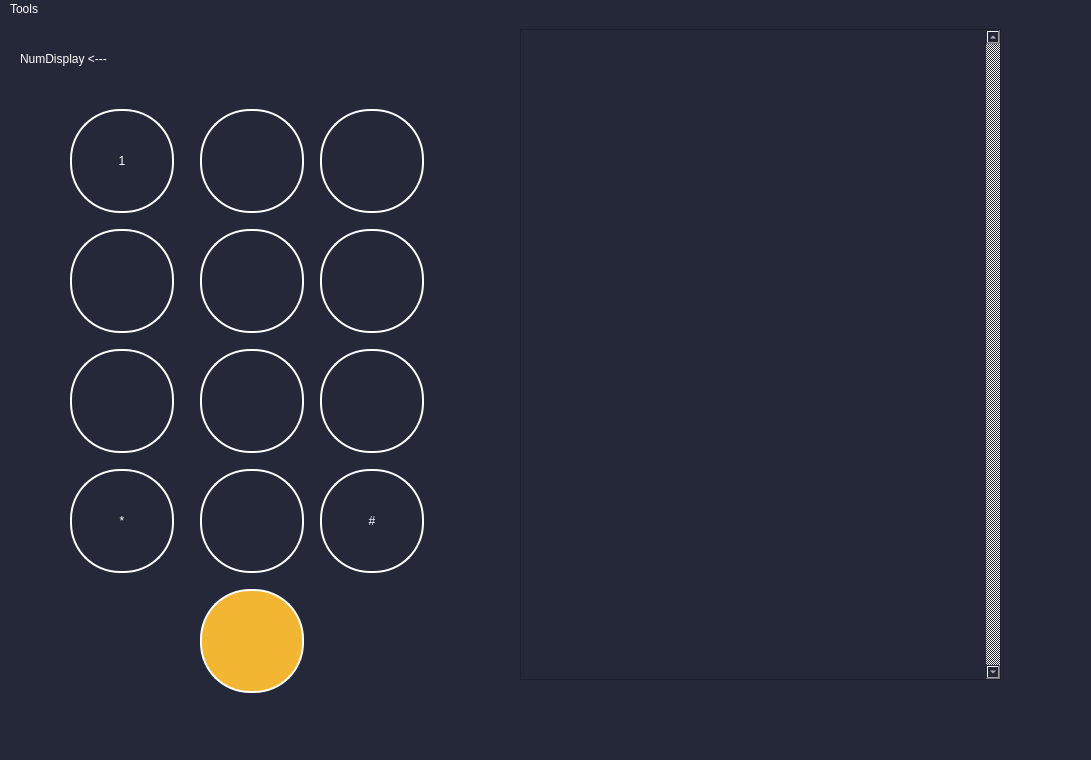
First picture: the form in dialerApp/mainwindow.ui, repository MathewLister/DialerApp, before the edit.
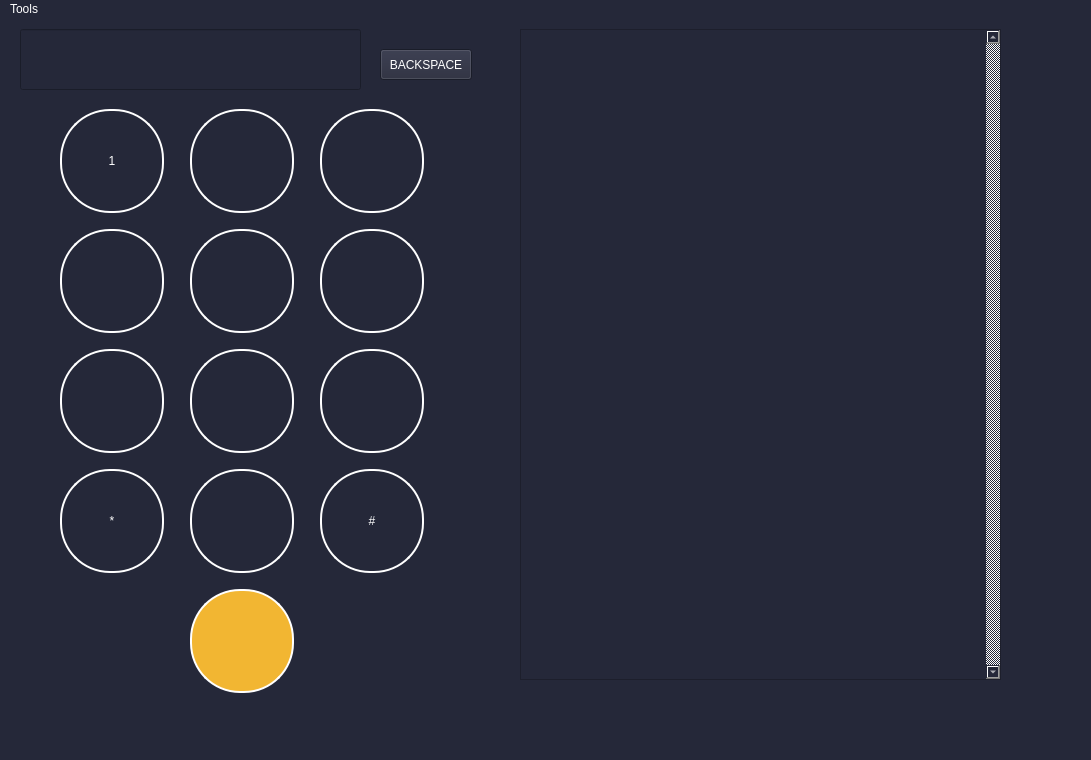
Second picture: the form after the edit.

Commit message: Added button functionality

The edit to the form file:
```diff
--- a/dialerApp/mainwindow.ui
+++ b/dialerApp/mainwindow.ui
@@ -15,7 +15,8 @@
   </property>
   <property name="styleSheet">
    <string notr="true">color: white;
- background-color: #252839</string>
+ background-color: #252839;
+border-color: red</string>
   </property>
   <widget class="QWidget" name="centralwidget">
    <widget class="QTableView" name="tableView">
@@ -45,26 +46,10 @@
      <bool>false</bool>
     </attribute>
    </widget>
-   <widget class="QLabel" name="label">
-    <property name="geometry">
-     <rect>
-      <x>20</x>
-      <y>10</y>
-      <width>461</width>
-      <height>61</height>
-     </rect>
-    </property>
-    <property name="styleSheet">
-     <string notr="true">color: white</string>
-    </property>
-    <property name="text">
-     <string>NumDisplay                                                                  &lt;---</string>
-    </property>
-   </widget>
    <widget class="QPushButton" name="Button1">
     <property name="geometry">
      <rect>
-      <x>70</x>
+      <x>60</x>
       <y>90</y>
       <width>104</width>
       <height>104</height>
@@ -89,7 +74,7 @@
    <widget class="QPushButton" name="Button2">
     <property name="geometry">
      <rect>
-      <x>200</x>
+      <x>190</x>
       <y>90</y>
       <width>104</width>
       <height>104</height>
@@ -139,7 +124,7 @@
    <widget class="QPushButton" name="Button5">
     <property name="geometry">
      <rect>
-      <x>200</x>
+      <x>190</x>
       <y>210</y>
       <width>104</width>
       <height>104</height>
@@ -189,7 +174,7 @@
    <widget class="QPushButton" name="Button4">
     <property name="geometry">
      <rect>
-      <x>70</x>
+      <x>60</x>
       <y>210</y>
       <width>104</width>
       <height>104</height>
@@ -214,7 +199,7 @@
    <widget class="QPushButton" name="Button8">
     <property name="geometry">
      <rect>
-      <x>200</x>
+      <x>190</x>
       <y>330</y>
       <width>104</width>
       <height>104</height>
@@ -264,7 +249,7 @@
    <widget class="QPushButton" name="Button7">
     <property name="geometry">
      <rect>
-      <x>70</x>
+      <x>60</x>
       <y>330</y>
       <width>104</width>
       <height>104</height>
@@ -314,7 +299,7 @@
    <widget class="QPushButton" name="ButtonStar">
     <property name="geometry">
      <rect>
-      <x>70</x>
+      <x>60</x>
       <y>450</y>
       <width>104</width>
       <height>104</height>
@@ -339,7 +324,7 @@
    <widget class="QPushButton" name="Button0">
     <property name="geometry">
      <rect>
-      <x>200</x>
+      <x>190</x>
       <y>450</y>
       <width>104</width>
       <height>104</height>
@@ -364,7 +349,7 @@
    <widget class="QPushButton" name="ButtonPhone">
     <property name="geometry">
      <rect>
-      <x>200</x>
+      <x>190</x>
       <y>570</y>
       <width>104</width>
       <height>104</height>
@@ -387,6 +372,29 @@
      <string/>
     </property>
    </widget>
+   <widget class="QLineEdit" name="NumDisplay">
+    <property name="geometry">
+     <rect>
+      <x>20</x>
+      <y>10</y>
+      <width>341</width>
+      <height>61</height>
+     </rect>
+    </property>
+   </widget>
+   <widget class="QPushButton" name="pushButton">
+    <property name="geometry">
+     <rect>
+      <x>380</x>
+      <y>30</y>
+      <width>92</width>
+      <height>31</height>
+     </rect>
+    </property>
+    <property name="text">
+     <string>BACKSPACE</string>
+    </property>
+   </widget>
   </widget>
   <widget class="QMenuBar" name="menubar">
    <property name="geometry">
```
The commit also changes 14 other files.
